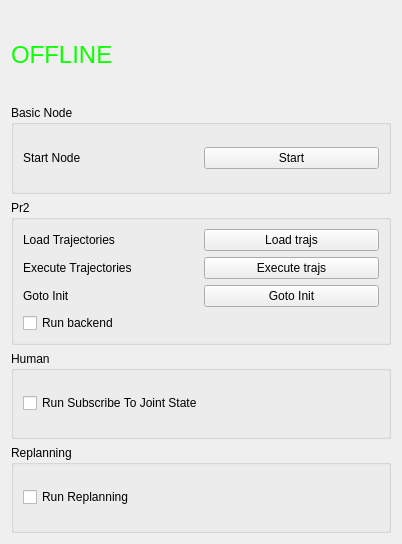
Above: include/move3d_ros_gui.ui from jmainpri/move3d_ros before the change. Below: the same form after it.
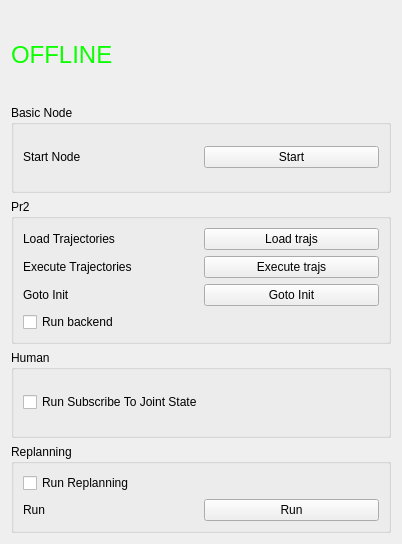
That is the form after the change.

The edit to the form file:
```diff
--- a/include/move3d_ros_gui.ui
+++ b/include/move3d_ros_gui.ui
@@ -124,6 +124,20 @@
       <string>Replanning</string>
      </property>
      <layout class="QGridLayout" name="gridLayout_4">
+      <item row="1" column="1">
+       <widget class="QPushButton" name="pushButtonRunReplanning">
+        <property name="text">
+         <string>Run</string>
+        </property>
+       </widget>
+      </item>
+      <item row="1" column="0">
+       <widget class="QLabel" name="label_5">
+        <property name="text">
+         <string>Run</string>
+        </property>
+       </widget>
+      </item>
       <item row="0" column="0">
        <widget class="QCheckBox" name="checkBoxRunReplanning">
         <property name="text">
```
